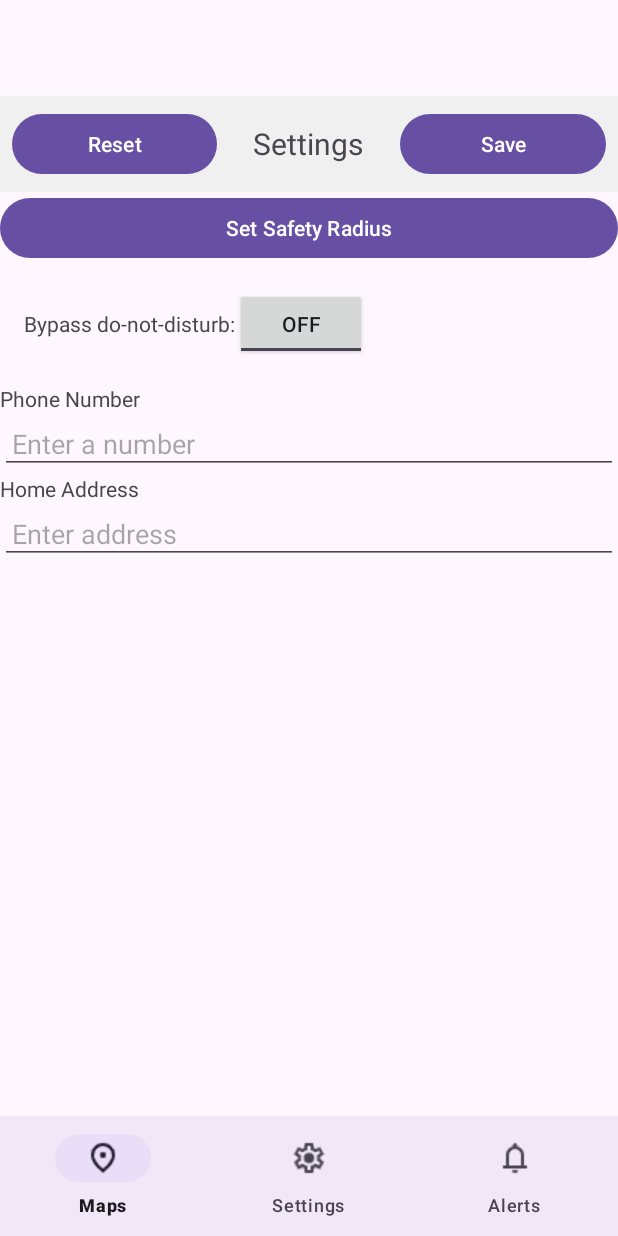
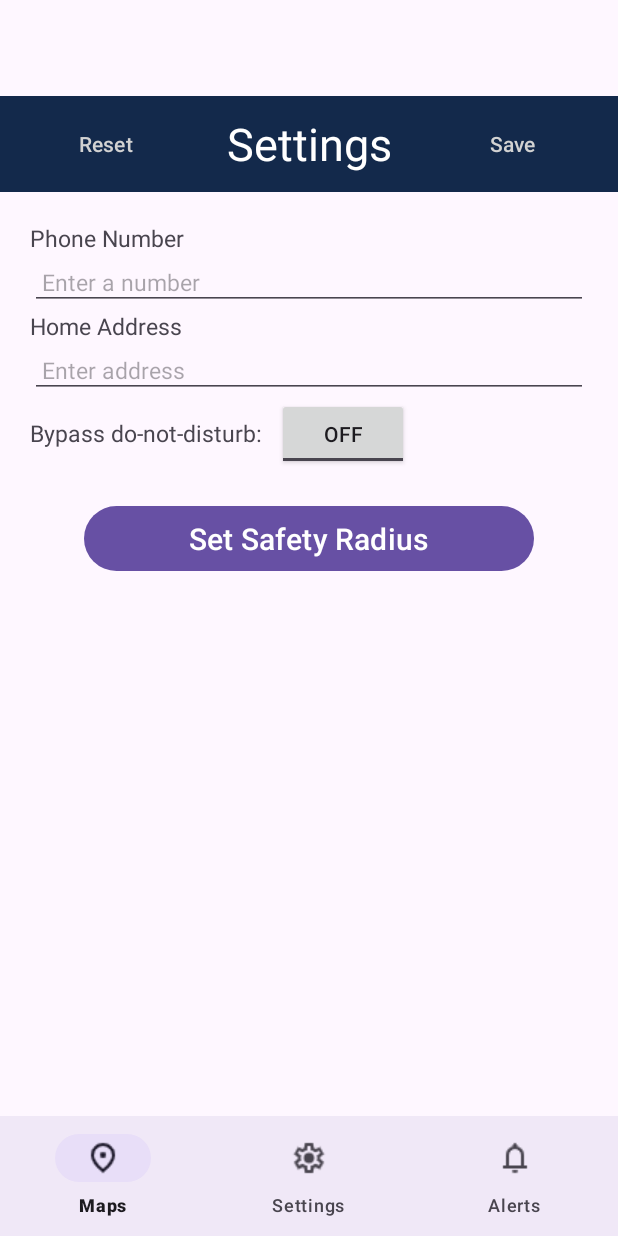
Before and after one commit to AlexTanthiptham/illini-watch, an Android app: the screen it shows after launch (MainActivity), item 2 of the bottom bar chosen, on a phone screen of 412 x 824 dp. Run offline under Robolectric (Android 15) with nearby library versions, the phone set to English and light mode, and no system bars; our stand-ins replace navigation-ui; 1 statement that could not run was skipped.

Commit message:
Settings UI done

```diff
--- a/app/src/main/res/layout/fragment_settings.xml
+++ b/app/src/main/res/layout/fragment_settings.xml
@@ -11,7 +11,7 @@
         android:id="@+id/topBox"
         android:layout_width="match_parent"
         android:layout_height="wrap_content"
-        android:background="#F0F0F0"
+        android:background="@color/primary"
         android:orientation="horizontal"
         android:padding="8dp"
         app:layout_constraintTop_toTopOf="parent">
@@ -21,6 +21,8 @@
             android:id="@+id/btnDefault"
             android:layout_width="wrap_content"
             android:layout_height="wrap_content"
+            android:background="@color/transparent"
+            android:textColor="@color/grey"
             android:text="Reset"
             android:layout_weight="1"
             />
@@ -31,8 +33,9 @@
             android:layout_width="wrap_content"
             android:layout_height="wrap_content"
             android:text="Settings"
+            android:textColor="@color/white"
             android:textAlignment="center"
-            android:textSize="20sp"
+            android:textSize="@dimen/text_head1"
             android:layout_gravity="center"
             android:layout_weight="1"
             />
@@ -42,6 +45,8 @@
             android:id="@+id/btnSave"
             android:layout_width="wrap_content"
             android:layout_height="wrap_content"
+            android:background="@color/transparent"
+            android:textColor="@color/grey"
             android:text="Save"
             android:layout_weight="1"
             />
@@ -56,33 +61,65 @@
         android:orientation="vertical"
         android:layout_weight="1"
         android:gravity="center_horizontal"
+        android:padding="20dp"
         app:layout_constraintTop_toBottomOf="@id/topBox"
-        app:layout_constraintBottom_toBottomOf="parent">
+        app:layout_constraintBottom_toBottomOf="parent"
+        >
 
-        <!-- Button -->
-        <Button
-            android:id="@+id/btnSettings1"
+        <!-- Phone Number -->
+        <TextView
+            android:id="@+id/phoneNumber"
+            android:layout_width="wrap_content"
+            android:layout_height="wrap_content"
+            android:text="Phone Number"
+            android:textSize="@dimen/text_normal"
+            android:layout_gravity="center_vertical"
+            android:paddingEnd="8dp"
+            />
+        <EditText
+            android:id="@+id/editTextNumber"
             android:layout_width="match_parent"
             android:layout_height="wrap_content"
-            android:text="Set Safety Radius"
+            android:textSize="@dimen/text_normal"
+            android:inputType="number"
+            android:hint="Enter a number"
             android:padding="8dp"
             />
 
-
+        <!-- Address Input -->
+        <TextView
+            android:id="@+id/homeAddress"
+            android:layout_width="wrap_content"
+            android:layout_height="wrap_content"
+            android:text="Home Address"
+            android:textSize="@dimen/text_normal"
+            android:layout_gravity="center_vertical"
+            android:paddingEnd="8dp"
+            />
+        <EditText
+            android:id="@+id/editTextText"
+            android:layout_width="match_parent"
+            android:layout_height="wrap_content"
+            android:textSize="@dimen/text_normal"
+            android:inputType="text"
+            android:hint="Enter address"
+            android:padding="8dp"
+            />
         <!-- Toggle Button with Text -->
-            <!-- Text for Setting 2 -->
+        <!-- Text for Setting 2 -->
         <LinearLayout
             xmlns:android="http://schemas.android.com/apk/res/android"
             android:layout_width="match_parent"
             android:layout_height="wrap_content"
-            android:orientation="horizontal"
-            android:padding="16dp">
+            android:orientation="horizontal">
 
             <!-- TextView on the left -->
             <TextView
                 android:id="@+id/textView"
                 android:layout_width="wrap_content"
                 android:layout_height="wrap_content"
+                android:paddingRight="10dp"
+                android:textSize="15sp"
                 android:text="Bypass do-not-disturb:" />
 
             <!-- ToggleButton on the right -->
@@ -95,42 +132,15 @@
                 android:checked="false"/>
         </LinearLayout>
 
-
-        <!-- Phone Number -->
-        <TextView
-            android:id="@+id/phoneNumber"
-            android:layout_width="wrap_content"
+        <!-- Button -->
+        <Button
+            android:id="@+id/btnSettings1"
+            android:layout_width="300dp"
             android:layout_height="wrap_content"
-            android:text="Phone Number"
-            android:layout_gravity="center_vertical"
-            android:paddingEnd="8dp"
+            android:textSize="@dimen/text_head3"
+            android:text="Set Safety Radius"
+            android:padding="8dp"
+            android:layout_margin="20dp"
             />
-        <EditText
-            android:id="@+id/editTextNumber"
-            android:layout_width="match_parent"
-            android:layout_height="wrap_content"
-            android:inputType="number"
-            android:hint="Enter a number"
-            android:padding="8dp"
-            />
-
-        <!-- Address Input -->
-        <TextView
-            android:id="@+id/homeAddress"
-            android:layout_width="wrap_content"
-            android:layout_height="wrap_content"
-            android:text="Home Address"
-            android:layout_gravity="center_vertical"
-            android:paddingEnd="8dp"
-            />
-        <EditText
-            android:id="@+id/editTextText"
-            android:layout_width="match_parent"
-            android:layout_height="wrap_content"
-            android:inputType="text"
-            android:hint="Enter address"
-            android:padding="8dp"
-            />
-
     </LinearLayout>
 </androidx.constraintlayout.widget.ConstraintLayout>
--- a/app/src/main/res/values/colors.xml
+++ b/app/src/main/res/values/colors.xml
@@ -1,5 +1,15 @@
 <?xml version="1.0" encoding="utf-8"?>
 <resources>
+    <color name="transparent">#00FFFFFF</color>
     <color name="black">#FF000000</color>
     <color name="white">#FFFFFFFF</color>
+    <color name="grey">#FFD2D2D2</color>
+    <!--Illini Blue-->
+    <color name="primary">#FF13294B</color>
+    <color name="primary2">#FF1E3877</color>
+    <!--Illini Orange, Desaturated-->
+    <color name="secondary">#FFF5821E</color>
+    <color name="secondary2">#FFE56E15</color>
+
+
 </resources>
--- a/app/src/main/res/values/dimens.xml
+++ b/app/src/main/res/values/dimens.xml
@@ -1,3 +1,8 @@
 <resources>
     <dimen name="text_margin">16dp</dimen>
+    <dimen name="text_normal">15sp</dimen>
+    <dimen name="text_head1">30sp</dimen>
+    <dimen name="text_head2">25sp</dimen>
+    <dimen name="text_head3">20sp</dimen>
+
 </resources>
```
